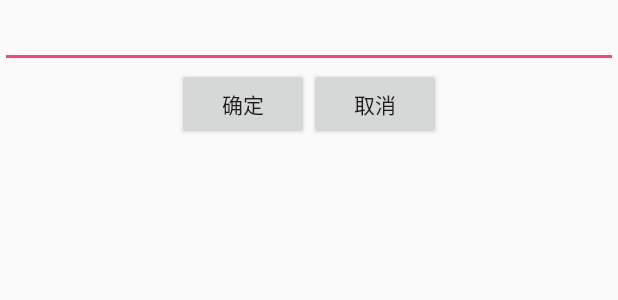
After one commit to animalize/Ting_Android, an Android app: the layout activity_option.xml on its own in the app's theme, with its tools: preview values and no code run, on a phone screen of 412 x 824 dp. The commit adds this screen. Shown: the top 300 px of the screen. Run offline under Robolectric (Android 15) with nearby library versions, the phone set to English and light mode, and no system bars.

Commit message:
分类过滤

```diff
--- a/app/src/main/AndroidManifest.xml
+++ b/app/src/main/AndroidManifest.xml
@@ -31,7 +31,8 @@
             android:enabled="true"
             android:exported="false" />
 
-        <activity android:name=".PlayerUI.TextPlayerActivity"></activity>
+        <activity android:name=".PlayerUI.TextPlayerActivity" />
+        <activity android:name=".OptionActivity"></activity>
     </application>
 
 </manifest>
--- a/app/src/main/java/com/github/animalize/ting/Data/Item.java
+++ b/app/src/main/java/com/github/animalize/ting/Data/Item.java
@@ -108,6 +108,10 @@ public class Item implements TTSService.IArticle {
         return cate;
     }
 
+    public void setCate(String cate) {
+        this.cate = cate;
+    }
+
     public String getAid() {
         return aid;
     }
--- a/app/src/main/java/com/github/animalize/ting/MainListActivity.java
+++ b/app/src/main/java/com/github/animalize/ting/MainListActivity.java
@@ -119,6 +119,8 @@ public class MainListActivity
         delAllButton.setOnClickListener(this);
         Button bt = (Button) findViewById(R.id.open_text);
         bt.setOnClickListener(this);
+        bt = (Button) findViewById(R.id.config);
+        bt.setOnClickListener(this);
 
         // 读数据库list
         List<Item> list = dataManager.getFullList();
@@ -190,6 +192,10 @@ public class MainListActivity
 
             case R.id.open_text:
                 TextPlayerActivity.actionStart(this, null, false);
+                break;
+
+            case R.id.config:
+                OptionActivity.actionStart(this);
                 break;
         }
     }
--- /dev/null
+++ b/app/src/main/res/layout/activity_option.xml
@@ -0,0 +1,34 @@
+<?xml version="1.0" encoding="utf-8"?>
+<LinearLayout xmlns:android="http://schemas.android.com/apk/res/android"
+    xmlns:tools="http://schemas.android.com/tools"
+    android:layout_width="match_parent"
+    android:layout_height="match_parent"
+    android:orientation="vertical"
+    tools:context="com.github.animalize.ting.OptionActivity">
+
+    <EditText
+        android:id="@+id/filters"
+        android:layout_width="match_parent"
+        android:layout_height="wrap_content" />
+
+    <LinearLayout
+        android:layout_width="match_parent"
+        android:layout_height="wrap_content"
+        android:gravity="center_horizontal"
+        android:orientation="horizontal">
+
+        <Button
+            android:id="@+id/ok"
+            android:layout_width="wrap_content"
+            android:layout_height="wrap_content"
+            android:text="确定" />
+
+        <Button
+            android:id="@+id/cancel"
+            android:layout_width="wrap_content"
+            android:layout_height="wrap_content"
+            android:text="取消" />
+
+    </LinearLayout>
+
+</LinearLayout>
```
Also changed, not shown: app/src/main/java/com/github/animalize/ting/Data/TingConfig.java (added, +60 -0 lines), app/src/main/java/com/github/animalize/ting/Database/DataManager.java (+22 -4 lines), app/src/main/java/com/github/animalize/ting/OptionActivity.java (added, +63 -0 lines), app/src/main/res/layout/activity_main_list.xml (+8 -0 lines).
